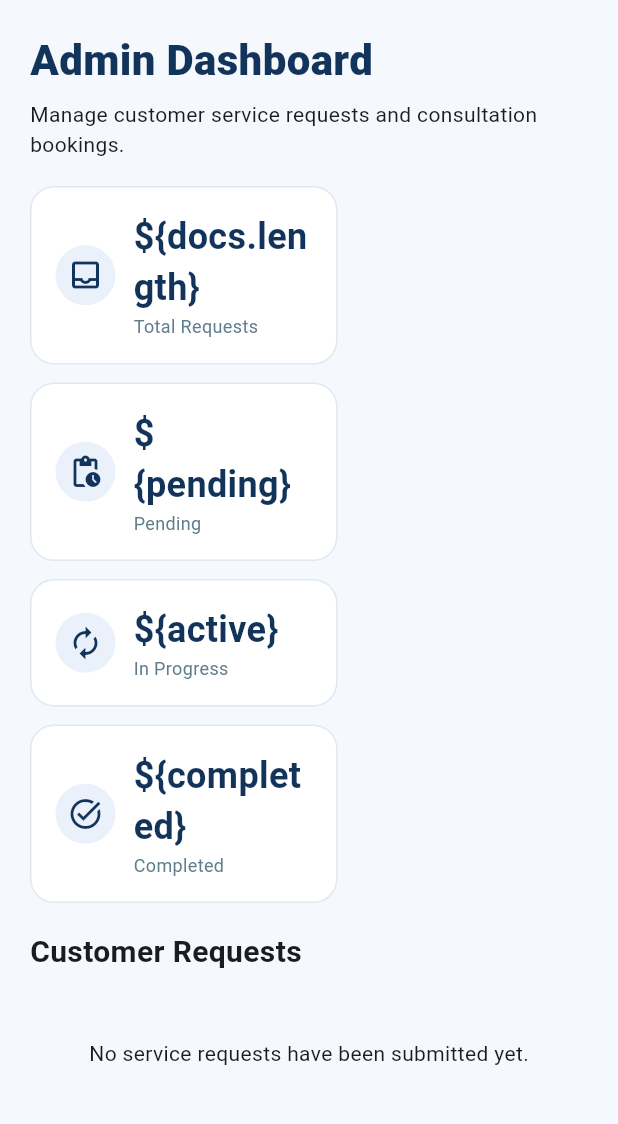
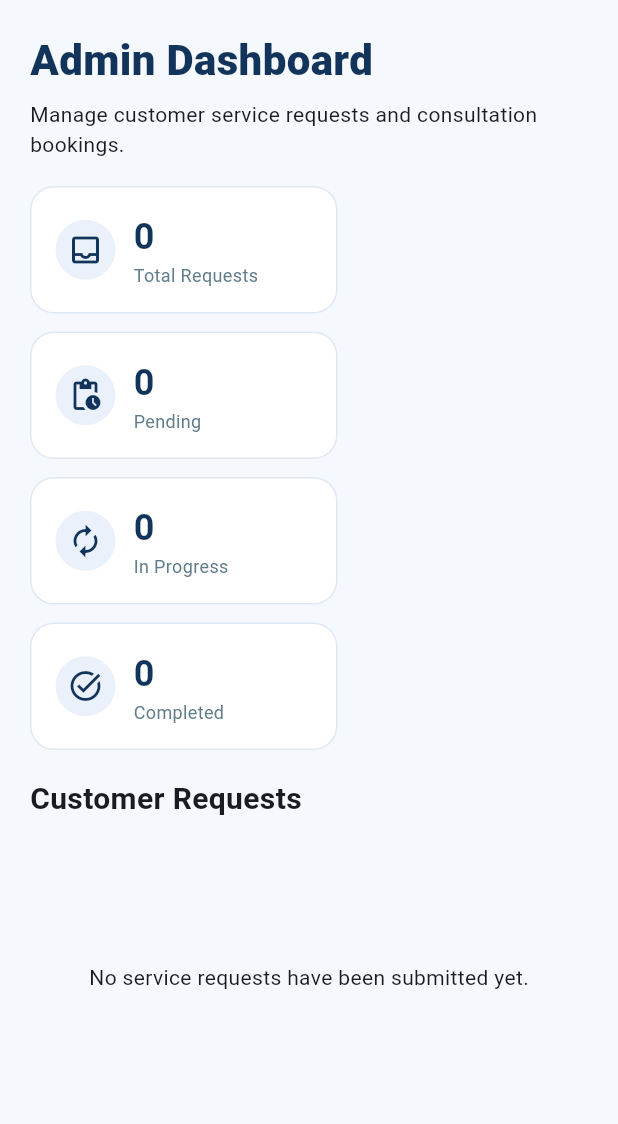
Before and after one commit to calavkushkumar-star/legal-expart, a Flutter app: the AdminDashboardPage screen opened directly, on a phone screen of 412 x 824 dp, the part 84-1208 px from its top. Run offline on Flutter 3.47's test engine with Material 3 defaults, Android fonts, the phone set to English and light mode, and no system bars; our stand-ins replace cloud_firestore, firebase_auth, firebase_core, flutter_svg; accounts and stored records are empty.

Commit message:
Fix admin dashboard Dart interpolation syntax

```diff
--- a/lib/main.dart
+++ b/lib/main.dart
@@ -400,10 +400,10 @@ class AdminDashboardPage extends StatelessWidget {
               final completed = docs.where((d) => (d.data()['status'] ?? '') == 'Completed').length;
               return Column(crossAxisAlignment: CrossAxisAlignment.start, children: [
                 Wrap(spacing: 12, runSpacing: 12, children: [
-                  _AdminMetric(title: 'Total Requests', value: '\${docs.length}', icon: Icons.inbox_outlined),
-                  _AdminMetric(title: 'Pending', value: '\${pending}', icon: Icons.pending_actions),
-                  _AdminMetric(title: 'In Progress', value: '\${active}', icon: Icons.autorenew),
-                  _AdminMetric(title: 'Completed', value: '\${completed}', icon: Icons.task_alt),
+                  _AdminMetric(title: 'Total Requests', value: '${docs.length}', icon: Icons.inbox_outlined),
+                  _AdminMetric(title: 'Pending', value: '$pending', icon: Icons.pending_actions),
+                  _AdminMetric(title: 'In Progress', value: '$active', icon: Icons.autorenew),
+                  _AdminMetric(title: 'Completed', value: '$completed', icon: Icons.task_alt),
                 ]),
                 const SizedBox(height: 18),
                 const Text('Customer Requests', style: TextStyle(fontSize: 20, fontWeight: FontWeight.bold)),
@@ -442,7 +442,11 @@ class AdminDashboardPage extends StatelessWidget {
                           ]),
                           if (email.isNotEmpty) Padding(padding: const EdgeInsets.only(top: 10), child: Text('Customer: $email')),
                           if (note.isNotEmpty) Padding(padding: const EdgeInsets.only(top: 6), child: Text('Details: $note')),
-                          if (data['uid'] != null) Padding(padding: const EdgeInsets.only(top: 5), child: Text('Customer UID: \${data['uid']}', style: const TextStyle(color: Colors.blueGrey, fontSize: 11))),
+                          if (data['uid'] != null) Padding(
+                            padding: const EdgeInsets.only(top: 5),
+                            child: Text('Customer UID: ' + data['uid'].toString(),
+                              style: const TextStyle(color: Colors.blueGrey, fontSize: 11)),
+                          ),
                         ],
                       )));
                     },
```
